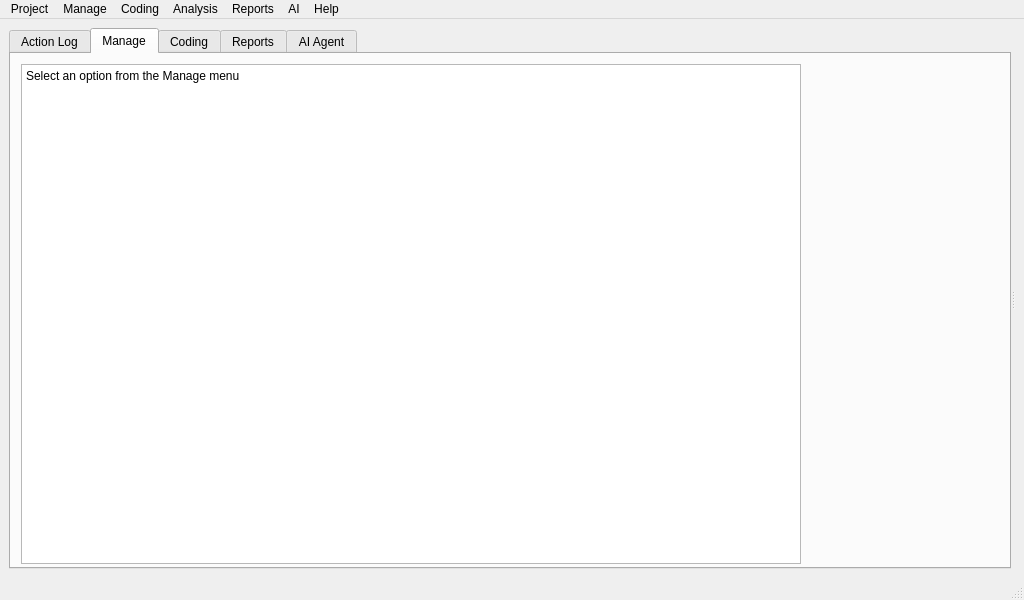
Old version of the form src/GUI_UIs/ui_main.ui in the repository ccbogel/QualCoder.
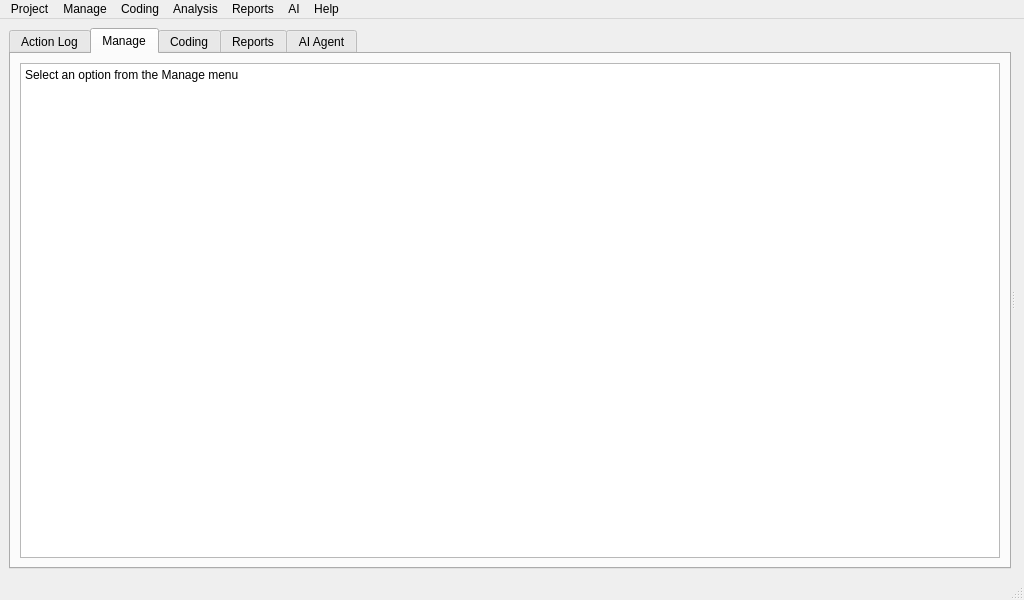
New version of the form. The open tabs and pages were chosen to show the change.

What changed in the file:
```diff
--- a/src/GUI_UIs/ui_main.ui
+++ b/src/GUI_UIs/ui_main.ui
@@ -50,15 +50,9 @@
         <attribute name="title">
          <string>Manage</string>
         </attribute>
+        <layout class="QVBoxLayout" name="verticalLayout_manage">
+         <item>
         <widget class="QTextBrowser" name="textBrowser_manage">
-         <property name="geometry">
-          <rect>
-           <x>10</x>
-           <y>10</y>
-           <width>780</width>
-           <height>500</height>
-          </rect>
-         </property>
          <property name="plainText">
           <string>Select an option from the Manage menu</string>
          </property>
@@ -66,6 +60,8 @@
           <bool>true</bool>
          </property>
         </widget>
+         </item>
+        </layout>
        </widget>
        <widget class="QWidget" name="tab_coding">
         <attribute name="title">
```
Left out of the diff: 24 changed lines with no effect on the pictures. Lines whose indentation alone changed are shown as unchanged.
